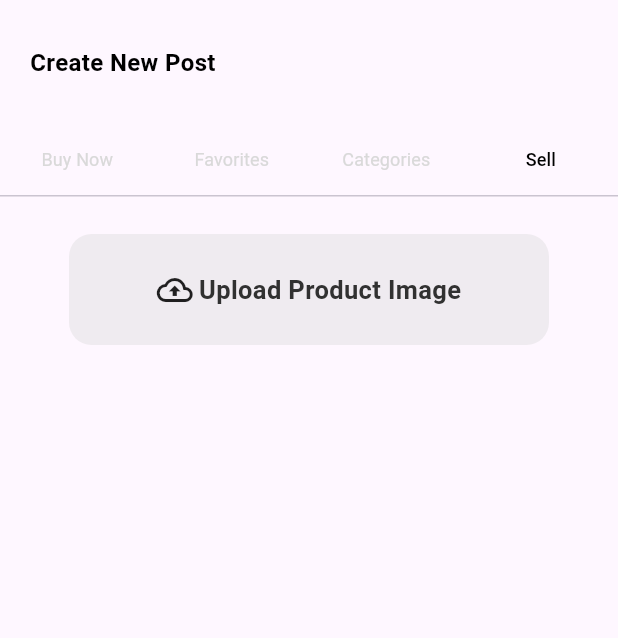
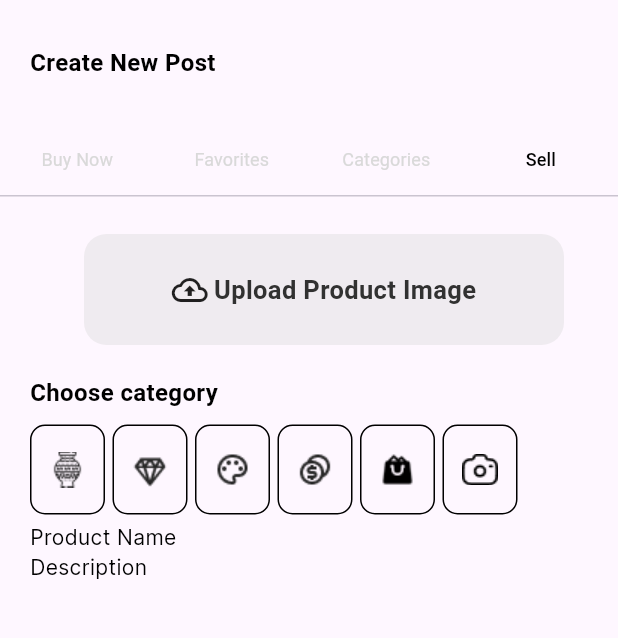
Before and after one commit to Marwanali2/ReNu_graduation_project, a Flutter app: the AnticaTabBar screen opened by its route, tab 4 chosen, on a phone screen of 412 x 824 dp, the part 111-749 px from its top. Run offline on Flutter 3.47's test engine with Material 3 defaults, Android fonts, the phone set to English and light mode, and no system bars; our stand-ins replace country_code_picker, firebase_auth, firebase_core, font_awesome_flutter, go_router, google_sign_in and 2 more; accounts and stored records are empty; Roboto replaces fonts that are missing (Poppins-Black.ttf).

Commit message:
create catigories list view

```diff
--- /dev/null
+++ b/lib/core/theme/catigories.dart
@@ -0,0 +1,8 @@
+const List catigories=[
+  'assests/images/Amphora.png',
+  'assests/images/map_jewelry-store.png',
+  'assests/images/mdi_paint-outline.png',
+  'assests/images/ri_coins-line.png',
+  'assests/images/Shopping Bag Full.png',
+  'assests/images/Vector.png',
+];
--- /dev/null
+++ b/lib/features/antica/presentation/views/widgets/choose_category_list_view.dart
@@ -0,0 +1,35 @@
+import 'package:flutter/material.dart';
+import 'package:graduation_project/core/theme/catigories.dart';
+import 'package:graduation_project/core/theme/colors.dart';
+
+class ChooseCatigoryListView extends StatelessWidget {
+  const ChooseCatigoryListView({super.key});
+
+  @override
+  Widget build(BuildContext context) {
+    return Center(
+      child: SizedBox(
+        height: 60,
+        child: ListView.builder(
+          scrollDirection: Axis.horizontal,
+          itemCount: 6,
+          itemBuilder:(context, index) {
+            return Padding(
+              padding: const EdgeInsets.only(right: 5),
+              child: Container(
+                width:50,
+                height:60,
+                decoration: BoxDecoration(
+                  border: Border.all(color: blackcolor,width: 1),
+                  borderRadius: BorderRadius.circular(10),
+                ),
+                child:Image.asset(catigories[index]),
+
+              ),
+            );
+          },
+          ),
+      ),
+    );
+  }
+}
--- a/lib/features/antica/presentation/views/widgets/custom_upload_image.dart
+++ b/lib/features/antica/presentation/views/widgets/custom_upload_image.dart
@@ -31,8 +31,9 @@ setState(() => this.image = imageTemp);
   Widget build(BuildContext context) {
     return GestureDetector(
             onTap: (){
-              pickImage();
+              //pickImage();
             },
+            child: Center(
               child: Container(
                 height: 74,
                 width: 320,
@@ -54,6 +55,7 @@ setState(() => this.image = imageTemp);
                   ],
                 ),
               ),
+            ),
           );
   }
 }
--- a/lib/features/antica/presentation/views/widgets/sell_view_body.dart
+++ b/lib/features/antica/presentation/views/widgets/sell_view_body.dart
@@ -1,11 +1,11 @@
-import 'dart:io';
-
 import 'package:flutter/material.dart';
-import 'package:flutter/services.dart';
 import 'package:flutter/widgets.dart';
 import 'package:graduation_project/core/helpers/constants.dart';
+import 'package:graduation_project/core/theme/catigories.dart';
+import 'package:graduation_project/core/theme/colors.dart';
+import 'package:graduation_project/core/theme/styles.dart';
+import 'package:graduation_project/features/antica/presentation/views/widgets/choose_category_list_view.dart';
 import 'package:graduation_project/features/antica/presentation/views/widgets/custom_upload_image.dart';
-import 'package:image_picker/image_picker.dart';
 
 class SellViewBody extends StatefulWidget {
   const SellViewBody({super.key});
@@ -15,18 +15,33 @@ class SellViewBody extends StatefulWidget {
 }
 
 class _SellViewBodyState extends State<SellViewBody> {
+  @override
+  Widget build(BuildContext context) {
+    return  SingleChildScrollView(
+      child: Padding(
+        padding:const EdgeInsets.only(top: 25,left: 20),
+        child: Column(
+          crossAxisAlignment: CrossAxisAlignment.start,
+          children: [
+         const CustomUploadImage(),
+         const SizedBox(
+            height: 20,
+          ),
+          Text('Choose category',
+              style: Styles.textStyle16
+                  .copyWith(color: blackcolor,
+                   fontFamily: poppinsBlackFont
+                   )),
+                  const SizedBox(height: 10,),
+                  const ChooseCatigoryListView(),
+                  const SizedBox(height: 5,),
+                  Text('Product Name ',style: Styles.textStyle14.copyWith(fontFamily: interFont,color: blackcolor),),
+
+                   Text('Description',style: Styles.textStyle14.copyWith(fontFamily: interFont,color: blackcolor),),
 
 
-  @override
-  Widget build(BuildContext context) {
-    return const Padding(
-      padding:  EdgeInsets.only(top: 25),
-      child: Column(
-        children:[
-          CustomUploadImage(),
-        ]
-
-        ),
+        ]),
+      ),
     );
   }
 }
--- a/pubspec.yaml
+++ b/pubspec.yaml
@@ -62,7 +62,7 @@ flutter:
 
   # To add assets to your application, add an assets section, like this:
   assets:
-    - assests/images/logo.png
+    - assests/images/
   # An image asset can refer to one or more resolution-specific "variants", see
   # https://flutter.dev/assets-and-images/#resolution-aware
   # For details regarding adding assets from package dependencies, see
```
Also changed, not shown: assests/images/Amphora.png (added), assests/images/Shopping Bag Full.png (added), assests/images/Vector.png (added), assests/images/map_jewelry-store.png (added), assests/images/mdi_paint-outline.png (added), assests/images/ri_coins-line.png (added). Lines whose indentation alone changed are shown as unchanged.
